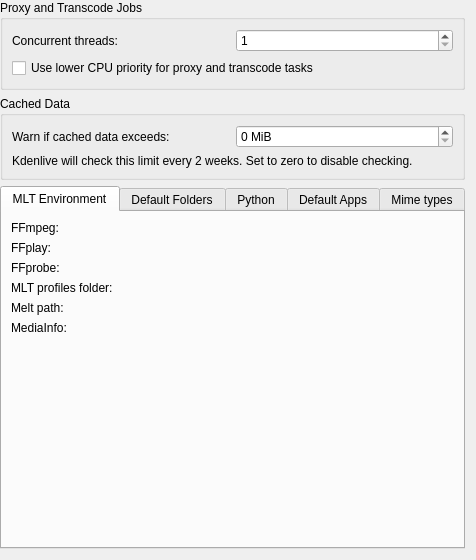
First picture: the form in src/ui/configenv_ui.ui, repository KDE/kdenlive, before the edit.
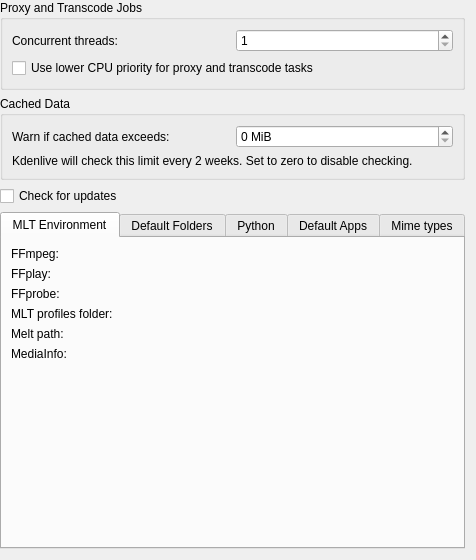
Second picture: the form after the edit. Custom widgets are drawn as their Qt base class.

Commit message: Automatically check for updates based on the app version (no network connection at this point)

Diff of the .ui file:
```diff
--- a/src/ui/configenv_ui.ui
+++ b/src/ui/configenv_ui.ui
@@ -105,6 +105,13 @@
      </layout>
     </widget>
    </item>
+   <item>
+    <widget class="QCheckBox" name="kcfg_checkForUpdate">
+     <property name="text">
+      <string>Check for updates</string>
+     </property>
+    </widget>
+   </item>
    <item>
     <widget class="QTabWidget" name="tabWidget">
      <property name="currentIndex">
```
The commit also changes 4 other files.
